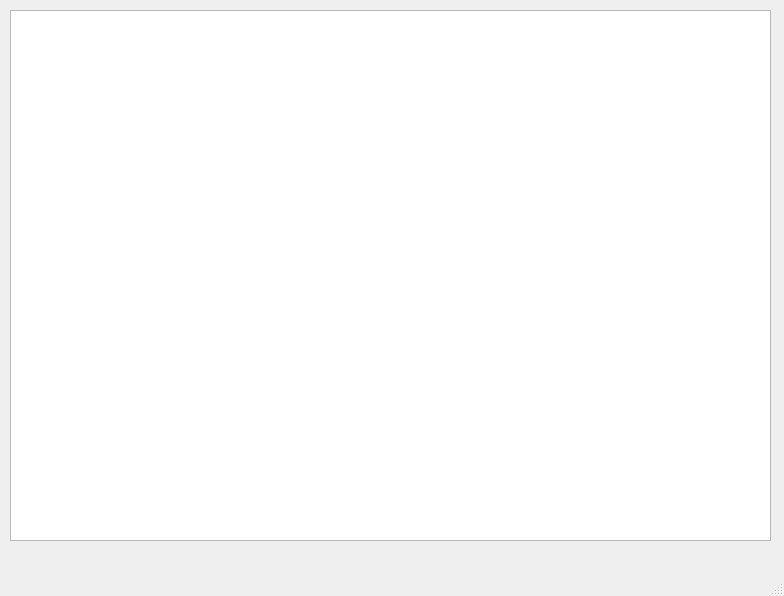
Old version of the form QtFiles/Screen.ui in the repository Mav-Joel/Tobias.
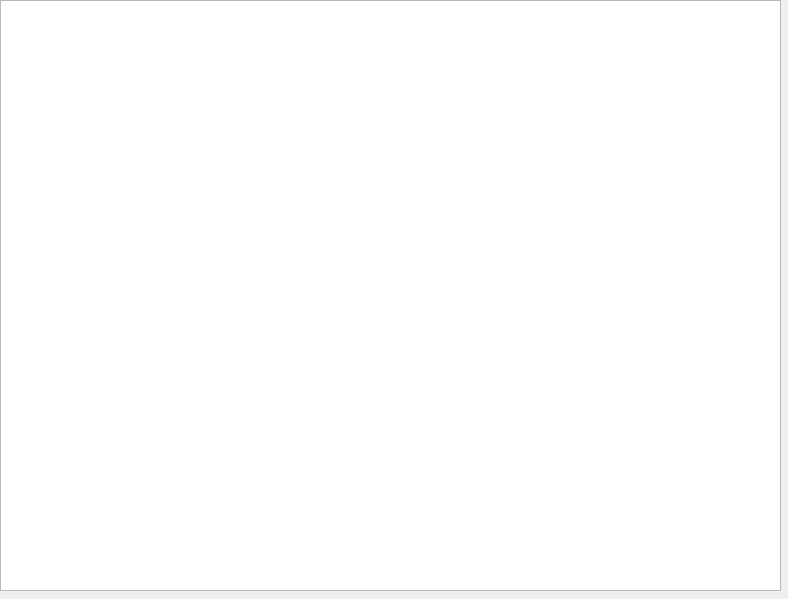
New version of the form.

Diff of the .ui file:
```diff
--- a/QtFiles/Screen.ui
+++ b/QtFiles/Screen.ui
@@ -6,8 +6,8 @@
    <rect>
     <x>0</x>
     <y>0</y>
-    <width>784</width>
-    <height>596</height>
+    <width>788</width>
+    <height>599</height>
    </rect>
   </property>
   <property name="windowTitle">
@@ -17,25 +17,14 @@
    <widget class="QListWidget" name="listWidget">
     <property name="geometry">
      <rect>
-      <x>10</x>
-      <y>10</y>
-      <width>761</width>
-      <height>531</height>
+      <x>0</x>
+      <y>0</y>
+      <width>781</width>
+      <height>591</height>
      </rect>
     </property>
    </widget>
   </widget>
-  <widget class="QMenuBar" name="menubar">
-   <property name="geometry">
-    <rect>
-     <x>0</x>
-     <y>0</y>
-     <width>784</width>
-     <height>30</height>
-    </rect>
-   </property>
-  </widget>
-  <widget class="QStatusBar" name="statusbar"/>
  </widget>
  <resources/>
  <connections/>
```
